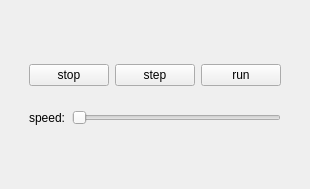
This is lab2/App/ui/Stepper/stepper.ui in BigCubeCat/22209-Bitochkin as Qt 5 draws it before an edit. The edited form follows.
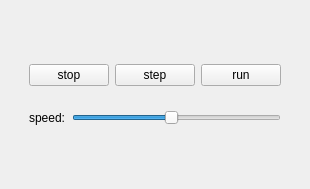
This is the edited form.

Patch:
```diff
--- a/lab2/App/ui/Stepper/stepper.ui
+++ b/lab2/App/ui/Stepper/stepper.ui
@@ -86,6 +86,9 @@
            <property name="maximum">
             <number>200</number>
            </property>
+           <property name="value">
+            <number>100</number>
+           </property>
            <property name="orientation">
             <enum>Qt::Horizontal</enum>
            </property>
```
